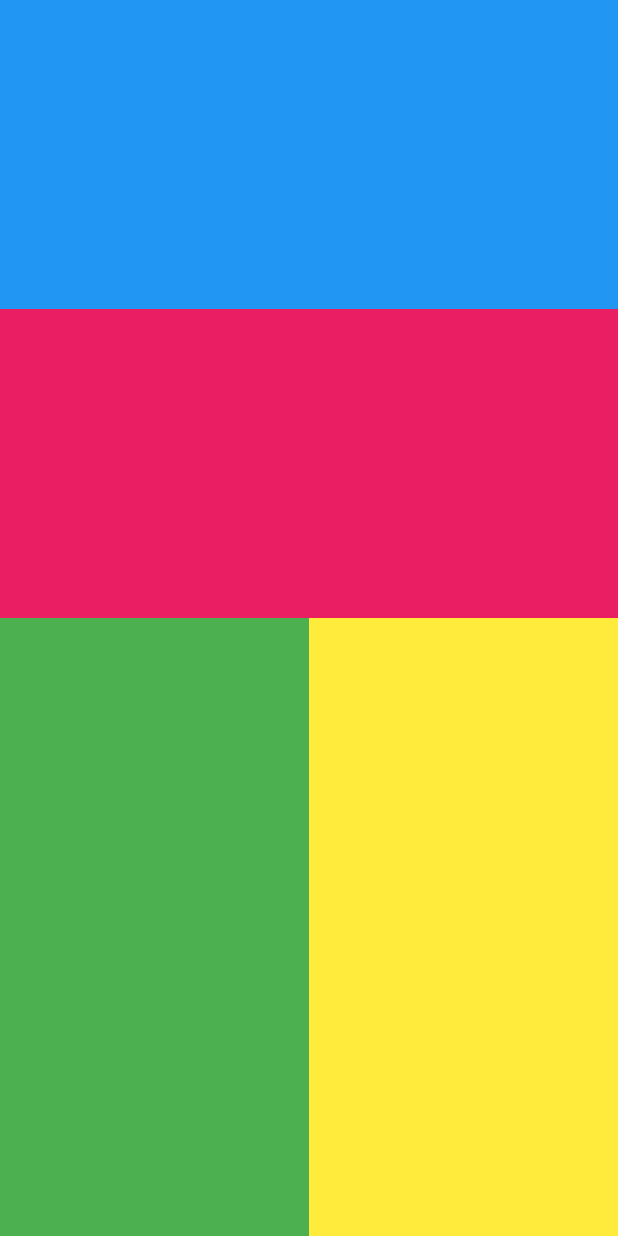
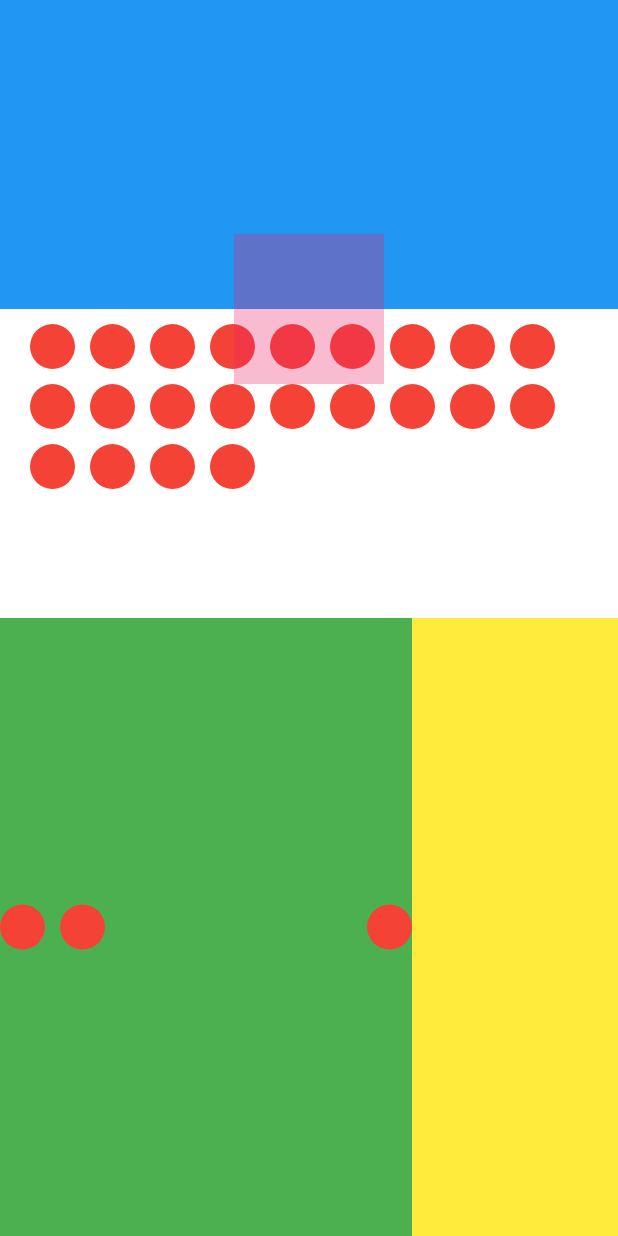
Before and after one commit to ThomasEcalle/al_1_flutter, a Flutter app: the screen it shows after launch, on a phone screen of 412 x 824 dp. Run offline on Flutter 3.47's test engine with Material 2 defaults, Android fonts, the light colour scheme and no system bars.

Commit message:
End of layouts lesson

```diff
--- a/lib/ui/layouts/layouts.dart
+++ b/lib/ui/layouts/layouts.dart
@@ -1,3 +1,4 @@
+import 'package:al_1/ui/layouts/red_circle.dart';
 import 'package:flutter/material.dart';
 
 class Layouts extends StatelessWidget {
@@ -16,7 +17,9 @@ class Layouts extends StatelessWidget {
             height: screenHeight * .5,
             width: double.infinity,
             color: Colors.blue,
-            child: LayoutBuilder(
+            child: Stack(
+              children: [
+                LayoutBuilder(
                   builder: (context, constraints) {
                     final maxHeight = constraints.maxHeight;
                     return Column(
@@ -29,11 +32,36 @@ class Layouts extends StatelessWidget {
                         Container(
                           height: maxHeight * .5,
                           width: double.infinity,
-                      color: Colors.pink,
+                          color: Colors.white,
+                          child: Padding(
+                            padding: const EdgeInsets.symmetric(
+                              horizontal: 20,
+                              vertical: 10,
+                            ),
+                            child: Wrap(
+                              spacing: 10,
+                              runSpacing: 10,
+                              direction: Axis.horizontal,
+                              children: List.generate(22, (index) {
+                                return const RedCircle();
+                              }),
+                            ),
+                          ),
                         ),
                       ],
                     );
                   },
+                ),
+                Positioned.fill(
+                  child: Center(
+                    child: Container(
+                      color: Colors.pink.withOpacity(.3),
+                      height: 100,
+                      width: 100,
+                    ),
+                  ),
+                ),
+              ],
             ),
           ),
           Container(
@@ -43,9 +71,21 @@ class Layouts extends StatelessWidget {
             child: Row(
               children: [
                 Expanded(
+                  flex: 2,
                   child: Container(
                     height: double.infinity,
                     color: Colors.green,
+                    child: Row(
+                      children: const [
+                        Padding(
+                          padding: EdgeInsets.only(right: 10),
+                          child: RedCircle(),
+                        ),
+                        RedCircle(),
+                        Spacer(),
+                        RedCircle(),
+                      ],
+                    ),
                   ),
                 ),
                 Expanded(
--- /dev/null
+++ b/lib/ui/layouts/red_circle.dart
@@ -0,0 +1,17 @@
+import 'package:flutter/material.dart';
+
+class RedCircle extends StatelessWidget {
+  const RedCircle({Key? key}) : super(key: key);
+
+  @override
+  Widget build(BuildContext context) {
+    return Container(
+      height: 30,
+      width: 30,
+      decoration: const BoxDecoration(
+        shape: BoxShape.circle,
+        color: Colors.red,
+      ),
+    );
+  }
+}
```
Lines whose indentation alone changed are shown as unchanged.
